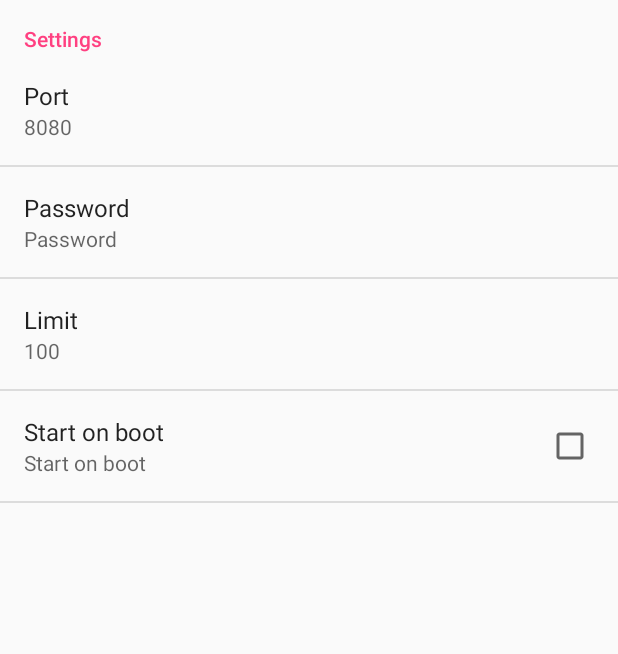
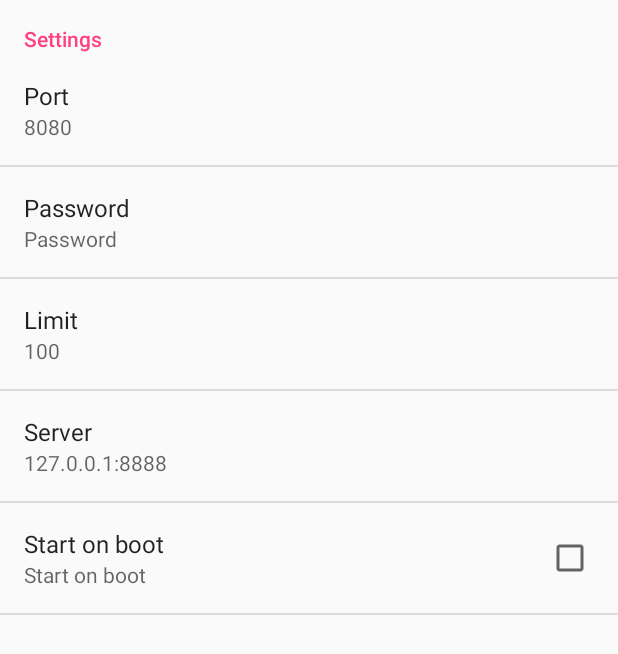
Before and after one commit to loicfgc/smsgateway, an Android app: the screen it shows after launch (MyPreferenceActivity), in the options menu, after a tap on "Settings", on a phone screen of 412 x 824 dp. Shown: the top 654 px of the screen. Run offline under Robolectric (Android 15) with nearby library versions, the phone set to English and light mode, and no system bars; pictures from the network do not load.

Commit message:
support incoming SMS

```diff
--- a/app/src/main/AndroidManifest.xml
+++ b/app/src/main/AndroidManifest.xml
@@ -13,6 +13,7 @@
     <uses-permission android:name="android.permission.WAKE_LOCK"/>
     <uses-permission android:name="android.permission.READ_PHONE_STATE"/>
     <uses-permission android:name="android.permission.RECEIVE_BOOT_COMPLETED" />
+    <uses-permission android:name="android.permission.ACCESS_WIFI_STATE" />
 
     <application
         android:allowBackup="true"
@@ -50,6 +51,11 @@
             </intent-filter>
         </receiver>
 
+        <receiver android:name=".IncomingSms">
+            <intent-filter>
+                <action android:name="android.provider.Telephony.SMS_RECEIVED" />
+            </intent-filter>
+        </receiver>
 
     </application>
 
--- a/app/src/main/java/com/simplesmsgw/smsgateway/MainActivity.java
+++ b/app/src/main/java/com/simplesmsgw/smsgateway/MainActivity.java
@@ -3,13 +3,17 @@ package com.simplesmsgw.smsgateway;
 import android.content.Context;
 import android.content.Intent;
 import android.content.SharedPreferences;
+import android.net.wifi.WifiInfo;
+import android.net.wifi.WifiManager;
 import android.os.Bundle;
+import android.os.StrictMode;
 import android.preference.PreferenceManager;
 import android.support.design.widget.FloatingActionButton;
 import android.support.design.widget.Snackbar;
 import android.support.v7.app.AppCompatActivity;
 import android.support.v7.widget.Toolbar;
 import android.telephony.TelephonyManager;
+import android.text.format.Formatter;
 import android.view.View;
 import android.view.Menu;
 import android.view.MenuItem;
@@ -21,6 +25,7 @@ public class MainActivity extends AppCompatActivity implements View.OnClickListe
     private Intent myServiceIntent;
 
     private static final int PREF = 20;
+    boolean stop = true;
 
     @Override
     protected void onCreate(Bundle savedInstanceState) {
@@ -32,10 +37,11 @@ public class MainActivity extends AppCompatActivity implements View.OnClickListe
         Button btnStart = (Button) findViewById(R.id.btnStart);
         btnStart.setOnClickListener(this);
 
-        Button btnStop = (Button) findViewById(R.id.btnStop);
-        btnStop.setOnClickListener(this);
 
         getPref();
+
+        StrictMode.ThreadPolicy policy = new StrictMode.ThreadPolicy.Builder().permitAll().build();
+        StrictMode.setThreadPolicy(policy);
     }
 
     public void getPref() {
@@ -43,14 +49,27 @@ public class MainActivity extends AppCompatActivity implements View.OnClickListe
         int port = Integer.parseInt(pref.getString("port", 8080 + ""));
         String password = pref.getString("password", "Password");
         int limit = Integer.parseInt(pref.getString("limit", 100 + ""));
+        String server = pref.getString("server", "127.0.0.1:8888");
 
         MyHTTPD.PORT = port;
         MyHTTPD.PASSWORD = password;
         MyHTTPD.LIMIT = limit;
+        MyHTTPD.SERVER = server;
 
-        String numero = ((TelephonyManager) getSystemService(TELEPHONY_SERVICE)).getLine1Number();
-        TextView tvUrl = (TextView) findViewById(R.id.tvURL);
-        tvUrl.setText("http://127.0.0.1:"+port+"/?numero="+numero+"&password="+password+"&message=HelloWorld");
+        //get Wifi IP
+        String ipAddress = "127.0.0.1";
+        WifiManager wifiMgr = (WifiManager) getApplicationContext().getSystemService(WIFI_SERVICE);
+        if(wifiMgr != null) {
+            WifiInfo wifiInfo = wifiMgr.getConnectionInfo();
+            int ip = wifiInfo.getIpAddress();
+            ipAddress = String.format("%d.%d.%d.%d", (ip & 0xff),(ip >> 8 & 0xff),(ip >> 16 & 0xff),(ip >> 24 & 0xff));
+        }
+
+        TextView tvOutgoing = (TextView) findViewById(R.id.tvOutgoing);
+        tvOutgoing.setText("OUTGOING: GET http://"+ipAddress+":"+port+"/send?password="+password+"&toNum=[num]&message=[message]");
+
+        TextView tvIncoming = (TextView) findViewById(R.id.tvIncoming);
+        tvIncoming.setText("INCOMING : GET http://"+MyHTTPD.SERVER+"/receive?fromNum=[num]&message=[message]");
     }
 
     public void startService() {
@@ -100,10 +119,18 @@ public class MainActivity extends AppCompatActivity implements View.OnClickListe
     public void onClick(View v) {
 
         if(v.getId() == R.id.btnStart) {
-            startService();
+            if(stop) {
+                startService();
+                ((Button) findViewById(R.id.btnStart)).setText("Stop");
+                stop = false;
+            }
+            else {
+                stopService();
+                ((Button) findViewById(R.id.btnStart)).setText("Start");
+                stop = true;
+            }
+
         }
-        else if (v.getId() == R.id.btnStop) {
-            stopService();
-        }
+
     }
 }
--- a/app/src/main/java/com/simplesmsgw/smsgateway/MyBootReceiver.java
+++ b/app/src/main/java/com/simplesmsgw/smsgateway/MyBootReceiver.java
@@ -16,10 +16,12 @@ public class MyBootReceiver extends BroadcastReceiver
         int port = Integer.parseInt(pref.getString("port", 8080 + ""));
         String password = pref.getString("password", "Password");
         int limit = Integer.parseInt(pref.getString("limit", 100 + ""));
+        String server = pref.getString("server", "127.0.0.1:8888");
 
         MyHTTPD.PORT = port;
         MyHTTPD.PASSWORD = password;
         MyHTTPD.LIMIT = limit;
+        MyHTTPD.SERVER = server;
 
         if(onboot) {
             Intent serviceIntent = new Intent(context, MyService.class);
--- a/app/src/main/java/com/simplesmsgw/smsgateway/MyPreferenceActivity.java
+++ b/app/src/main/java/com/simplesmsgw/smsgateway/MyPreferenceActivity.java
@@ -16,6 +16,7 @@ public class MyPreferenceActivity extends PreferenceActivity implements Preferen
         bindPreferenceSummaryToValue(findPreference("port"));
         bindPreferenceSummaryToValue(findPreference("password"));
         bindPreferenceSummaryToValue(findPreference("limit"));
+        bindPreferenceSummaryToValue(findPreference("server"));
     }
 
     /**
--- a/app/src/main/res/xml/prefs.xml
+++ b/app/src/main/res/xml/prefs.xml
@@ -20,6 +20,12 @@
             android:summary="Limit of SMS"
             android:title="Limit" />
 
+        <EditTextPreference
+            android:defaultValue="127.0.0.1:8888"
+            android:key="server"
+            android:summary="IP of server for incoming SMS"
+            android:title="Server" />
+
         <CheckBoxPreference
             android:defaultValue="false"
             android:key="onboot"
```
Also changed, not shown: app/build.gradle (+5 -4 lines), app/src/main/java/com/simplesmsgw/smsgateway/IncomingSms.java (added, +76 -0 lines), app/src/main/java/com/simplesmsgw/smsgateway/MyHTTPD.java (+21 -9 lines), app/src/main/res/layout/content_main.xml (+16 -14 lines).
